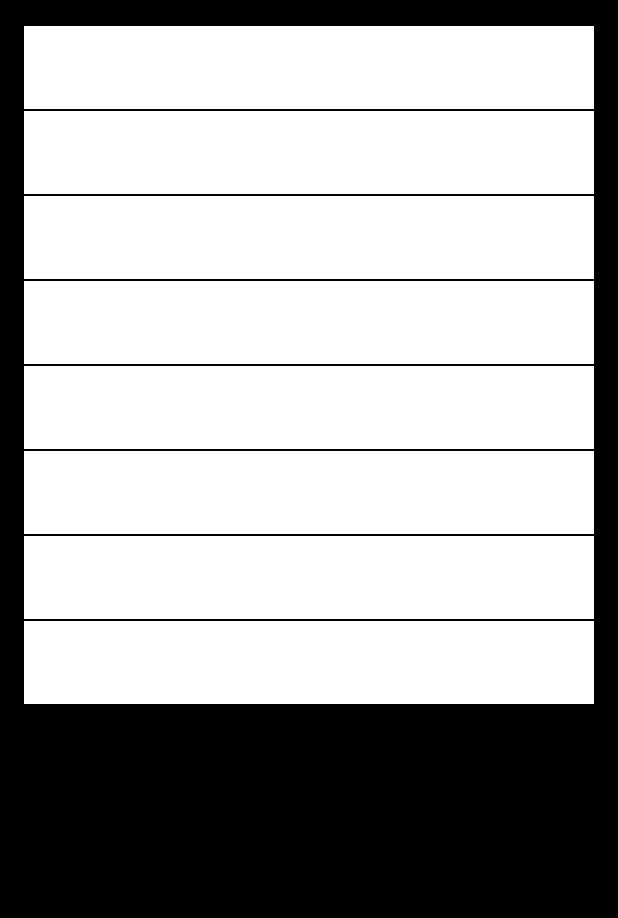
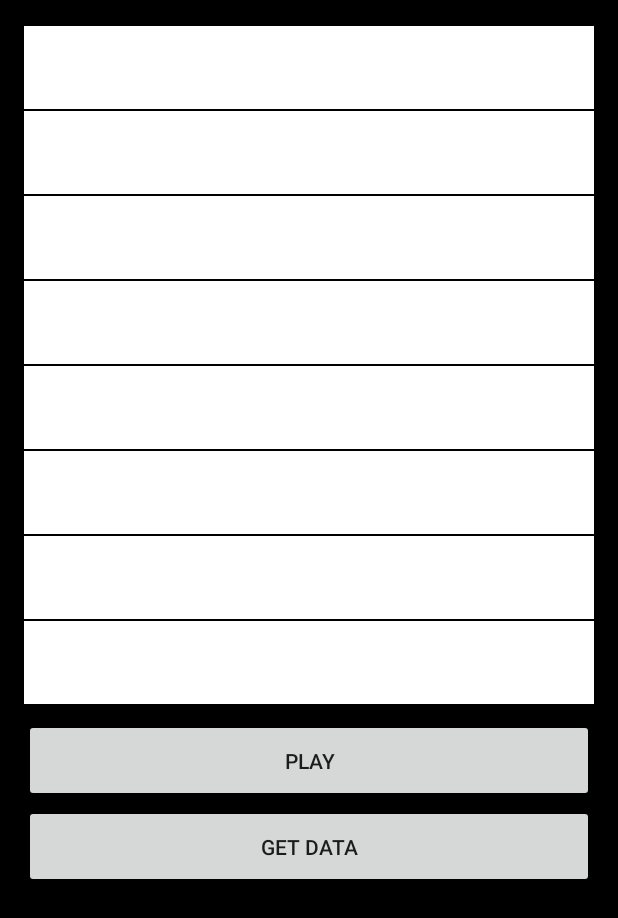
Before and after one commit to micknerd/Aizu, an Android app: the screen it shows after launch (MainActivity), after a tap on an icon or button, on a phone screen of 412 x 824 dp. Shown: the top 918 px of the screen. Run offline under Robolectric (Android 15) with nearby library versions, the phone set to English and light mode, and no system bars.

Commit message:
Add today's my work 2015.3.28

```diff
--- a/Torii/PianoSample2/app/src/main/java/com/gclue/pianosample/MainActivity.java
+++ b/Torii/PianoSample2/app/src/main/java/com/gclue/pianosample/MainActivity.java
@@ -1,146 +1,163 @@
 package com.gclue.pianosample;
 
 import android.app.Activity;
-import android.content.DialogInterface;
+import android.content.Intent;
+import android.content.SharedPreferences;
 import android.media.MediaPlayer;
 import android.os.Bundle;
-import android.view.Menu;
-import android.view.MenuItem;
+import android.util.Log;
 import android.view.View;
 import android.view.Window;
 import android.widget.Button;
-import android.widget.Toast;
+
+import org.json.JSONArray;
+import org.json.JSONException;
+import org.json.JSONObject;
+
+import java.util.ArrayList;
 
 
-public class MainActivity extends Activity implements View.OnClickListener {
+public class MainActivity  extends Activity implements View.OnClickListener {
 
-    /** Button1の定義。 */
-    private Button mButton1;
-    /** Button2の定義。 */
-    private Button mButton2;
-    /** Button3の定義。 */
-    private Button mButton3;
-    /** Button4の定義。 */
-    private Button mButton4;
-    /** Button5の定義。 */
-    private Button mButton5;
-    /** Button6の定義。 */
-    private Button mButton6;
-    /** Button7の定義。 */
-    private Button mButton7;
-    /** Button8の定義。 */
-    private Button mButton8;
+    /** Button配列の定義。 */
+    private ArrayList<Button> buttons = new ArrayList< Button >();
+    /** サウンド配列の定義。 */
+    private ArrayList<MediaPlayer> sounds = new ArrayList< MediaPlayer >();
+    /** /res/layout/pianosample001_layout.xmlに記述したボタンの数。 */
+    private int howManyButtons = 8;
 
-    /** サウンド1の定義。 */
-    private MediaPlayer sound1;
-    /** サウンド2の定義。 */
-    private MediaPlayer sound2;
-    /** サウンド3の定義。 */
-    private MediaPlayer sound3;
-    /** サウンド4の定義。 */
-    private MediaPlayer sound4;
-    /** サウンド5の定義。 */
-    private MediaPlayer sound5;
-    /** サウンド6の定義。 */
-    private MediaPlayer sound6;
-    /** サウンド7の定義。 */
-    private MediaPlayer sound7;
-    /** サウンド8の定義。 */
-    private MediaPlayer sound8;
+    /** Data. */
+    //private int[] mMerody = {0,1,2,1,2,3,1,2,3,1,2,3};
+
+    /** Data. */
+    private String mMerodyData = "{\"title\" : \"MySound\",\"data\" : [" +
+            "{\"merody\" : 0,\"time\" : 500}," +
+            "{\"merody\" : 1,\"time\" : 500}," +
+            "{\"merody\" : 2,\"time\" : 500}," +
+            "{\"merody\" : 1,\"time\" : 500}," +
+            "{\"merody\" : 2,\"time\" : 300}," +
+            "{\"merody\" : 3,\"time\" : 100}," +
+            "{\"merody\" : 1,\"time\" : 500}," +
+            "{\"merody\" : 2,\"time\" : 300}," +
+            "{\"merody\" : 3,\"time\" : 100}," +
+            "{\"merody\" : 1,\"time\" : 500}," +
+            "{\"merody\" : 2,\"time\" : 300}," +
+            "{\"merody\" : 3,\"time\" : 100},]}";
+
+    /** Button play. */
+    private Button mButtonPlay;
+
+    /** Button get. */
+    private Button mButtonGet;
 
     @Override
-    protected void onCreate(Bundle savedInstanceState) {
-        super.onCreate(savedInstanceState);
+    public void onCreate( Bundle savedInstanceState ) {
+        super.onCreate( savedInstanceState );
         requestWindowFeature( Window.FEATURE_NO_TITLE );
-        setContentView(R.layout.activity_main);
+        setContentView( R.layout.activity_main );
 
-        mButton1 = (Button)findViewById(R.id.button1);
-        mButton2 = (Button) findViewById( R.id.button2 );
-        mButton3 = (Button) findViewById( R.id.button3 );
-        mButton4 = (Button) findViewById( R.id.button4 );
-        mButton5 = (Button) findViewById( R.id.button5 );
-        mButton6 = (Button) findViewById( R.id.button6 );
-        mButton7 = (Button) findViewById( R.id.button7 );
-        mButton8 = (Button) findViewById( R.id.button8 );
+        // Play Button
+        mButtonPlay = (Button)findViewById(R.id.buttonPlay);
+        mButtonPlay.setOnClickListener( this );
 
-        mButton1.setOnClickListener(this);
-        mButton2.setOnClickListener( this );
-        mButton3.setOnClickListener( this );
-        mButton4.setOnClickListener( this );
-        mButton5.setOnClickListener( this );
-        mButton6.setOnClickListener( this );
-        mButton7.setOnClickListener( this );
-        mButton8.setOnClickListener( this );
+        mButtonGet = (Button)findViewById(R.id.buttonGet);
+        mButtonGet.setOnClickListener( this );
 
-        // サウンドを用意する
-        sound1 = MediaPlayer.create( this, R.raw.sound01 );
-        sound2 = MediaPlayer.create( this, R.raw.sound02 );
-        sound3 = MediaPlayer.create( this, R.raw.sound03 );
-        sound4 = MediaPlayer.create( this, R.raw.sound04 );
-        sound5 = MediaPlayer.create( this, R.raw.sound05 );
-        sound6 = MediaPlayer.create( this, R.raw.sound06 );
-        sound7 = MediaPlayer.create( this, R.raw.sound07 );
-        sound8 = MediaPlayer.create( this, R.raw.sound08 );
-
+        // /res/layout/pianosample_layout.xml に記述したボタンを読み込む
+        addButtonAndSound(howManyButtons);
     }
 
+    /**
+     * ボタンをボタン配列に、サウンドをサウンド配列に格納する。
+     * @param num ボタンの数
+     */
+    private void addButtonAndSound( int num ) {
+        for ( int i = 0; i < num; i++ ) {
+            String n = Integer.toString( i + 1 );
 
-    @Override
-    public boolean onCreateOptionsMenu(Menu menu) {
-        // Inflate the menu; this adds items to the action bar if it is present.
-        getMenuInflater().inflate(R.menu.menu_main, menu);
-        return true;
+            // ボタンをボタン配列に格納する
+            int buttonId = getResources().getIdentifier( "button" + n, "id", getPackageName() );
+            Button mButton = (Button) findViewById( buttonId );
+            mButton.setOnClickListener( this );
+            buttons.add( mButton );
+
+            // サウンドをサウンド配列に格納する
+            // サウンドファイルがsound01のように、0が付いた2桁表示になっているため、数値の頭に0を付けた文字列を作成する
+            if ( i < 10 ) {
+                n = "0" + n;
+            }
+            int soundId = getResources().getIdentifier( "sound" + n, "raw", getPackageName() );
+
+            MediaPlayer sound = MediaPlayer.create( this, soundId );
+            sounds.add( sound );
+        }
     }
 
+    /**
+     * コンポーネントがクリックされると呼び出される。
+     */
     @Override
-    public boolean onOptionsItemSelected(MenuItem item) {
-        // Handle action bar item clicks here. The action bar will
-        // automatically handle clicks on the Home/Up button, so long
-        // as you specify a parent activity in AndroidManifest.xml.
-        int id = item.getItemId();
+    public void onClick( View mView ) {
+        if(mView.equals(mButtonPlay)) {
 
-        //noinspection SimplifiableIfStatement
-        if (id == R.id.action_settings) {
-            return true;
-        }
+            /*
+            for(int i = 0; i < mMerody.length; i++) {
+                int onkai = mMerody[i];
+                sounds.get(onkai).seekTo(0);
+                sounds.get(onkai).start();
 
-        return super.onOptionsItemSelected(item);
-    }
+                try {
+                    Thread.sleep(500);
+                } catch (InterruptedException e) {
+                    e.printStackTrace();
+                }
+            }
+            */
 
-    @Override
-    public void onClick(View mView) {
-        // クリックされたViewがmButtonの場合
-        if ( mView.equals( mButton1 ) ) {
-            sound1.seekTo( 0 );
-            sound1.start();
-        }
-        else if ( mView.equals( mButton2 ) ) {
-            sound2.seekTo( 0 );
-            sound2.start();
-        }
-        else if ( mView.equals( mButton3 ) ) {
-            sound3.seekTo( 0 );
-            sound3.start();
-        }
-        else if ( mView.equals( mButton4 ) ) {
-            sound4.seekTo( 0 );
-            sound4.start();
-        }
-        else if ( mView.equals( mButton5 ) ) {
-            sound5.seekTo( 0 );
-            sound5.start();
-        }
-        else if ( mView.equals( mButton6 ) ) {
-            sound6.seekTo( 0 );
-            sound6.start();
-        }
-        else if ( mView.equals( mButton7 ) ) {
-            sound7.seekTo( 0 );
-            sound7.start();
-        }
-        else if ( mView.equals( mButton8 ) ) {
-            sound8.seekTo( 0 );
-            sound8.start();
+            JSONObject mMerodyJson = null;
+            try {
+                // MYDATAという名前のSharedPreference
+                SharedPreferences settings = this.getSharedPreferences("MYDATA", this.MODE_PRIVATE);
+                String mMerodyData = settings.getString("DATA","");
+
+                mMerodyJson = new JSONObject(mMerodyData);
+
+                Log.i("PIANO", "title:" + mMerodyJson.get("title"));
+
+                JSONArray datas = mMerodyJson.getJSONArray("data");
+
+                for(int i = 0; i < datas.length(); i++) {
+                    int onkai = datas.getJSONObject(i).getInt("merody");
+                    //sounds.get(onkai).seekTo(0);
+                    //sounds.get(onkai).start();
+                    buttons.get(onkai).performClick();
+
+                    int sleepTime = datas.getJSONObject(i).getInt("time");
+                    try {
+                        Thread.sleep(sleepTime);
+                    } catch (InterruptedException e) {
+                        e.printStackTrace();
+                    }
+                }
+
+            } catch (JSONException e) {
+                e.printStackTrace();
+            }
+
+        } else if(mView.equals(mButtonGet)) {
+            Intent selectIntent = new Intent();
+            selectIntent.setClassName("com.gclue.pianosample","com.gclue.pianosample.ListViewActivity");
+            startActivity(selectIntent);
+        } else {
+            // button配列に格納してあるButtonを一つずつ取り出し、クリックされたView(mView)とButtonが一致した場合、音を再生する。
+            for (int i = 0; i < howManyButtons; i++) {
+                if (mView.equals(buttons.get(i))) {
+                    Log.i("PIANO", "Button" + Integer.toString(i + 1) + "がクリックされました。");
+                    sounds.get(i).seekTo(0);
+                    sounds.get(i).start();
+                    return;
+                }
+            }
         }
     }
 }
--- a/Torii/PianoSample2/app/src/main/res/layout/activity_main.xml
+++ b/Torii/PianoSample2/app/src/main/res/layout/activity_main.xml
@@ -93,4 +93,25 @@
         android:layout_marginTop="1dp"
         android:background="@drawable/kenban"
         android:text="" />
+
+    <Button
+        android:id="@+id/buttonPlay"
+        android:layout_width="fill_parent"
+        android:layout_height="55dp"
+        android:layout_alignParentLeft="true"
+        android:layout_alignParentRight="true"
+        android:layout_below="@+id/button8"
+        android:layout_marginTop="10dp"
+        android:text="play" />
+
+    <Button
+        android:id="@+id/buttonGet"
+        android:layout_width="fill_parent"
+        android:layout_height="55dp"
+        android:layout_alignParentLeft="true"
+        android:layout_alignParentRight="true"
+        android:layout_below="@+id/buttonPlay"
+        android:layout_marginTop="2dp"
+        android:text="get Data" />
+
 </RelativeLayout>
```
Also changed, not shown: Torii/PianoSample2/app/src/main/AndroidManifest.xml (+7 -0 lines), Torii/PianoSample2/app/src/main/java/com/gclue/pianosample/ListViewActivity.java (added, +154 -0 lines), Torii/PianoSample2/app/src/main/res/layout/listview_main.xml (added, +13 -0 lines).
